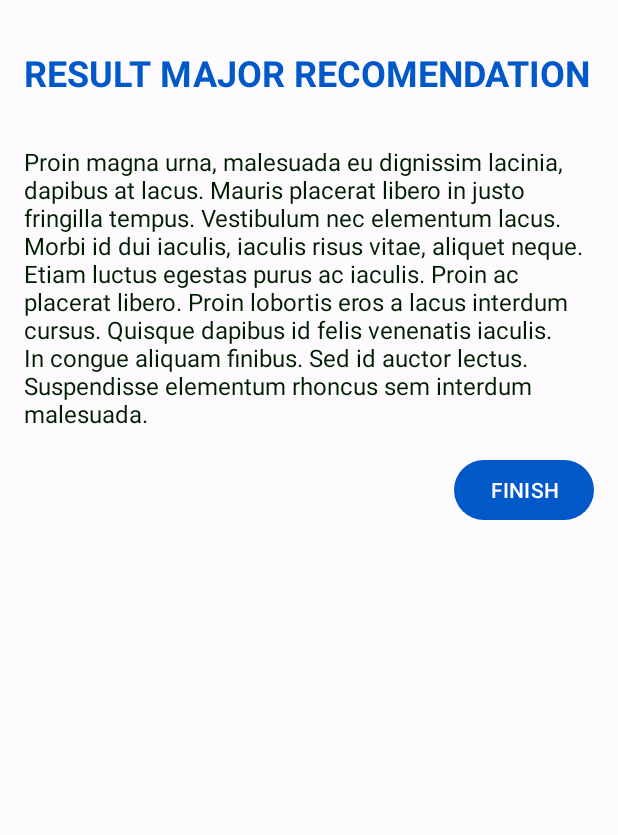
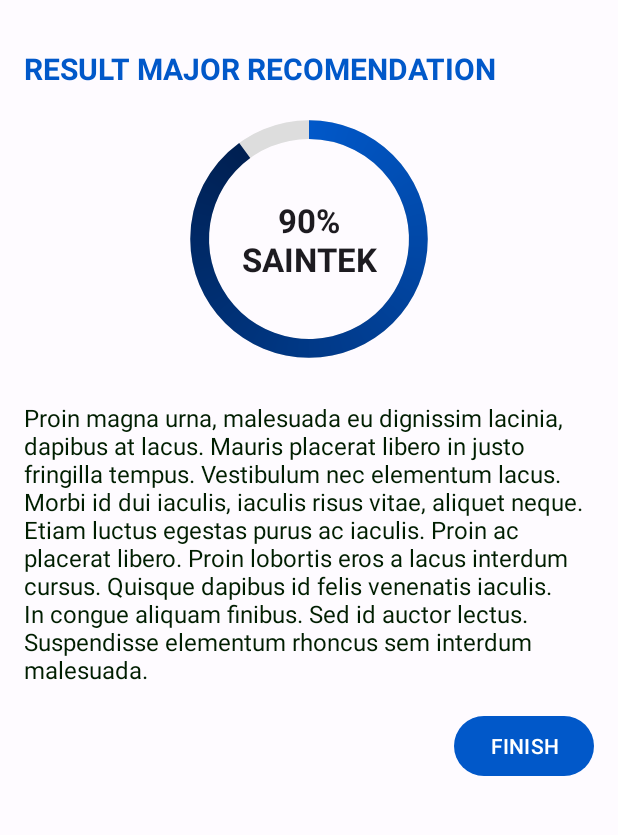
Before and after one commit to deress/VisitCampus, an Android app: the ResultMajorRecomendationActivity screen opened directly, with no data from a screen before it, on a phone screen of 412 x 824 dp, the part 96-931 px from its top. Run offline under Robolectric (Android 15) with nearby library versions, the phone set to English and light mode, and no system bars.

Commit message:
Add layout for major recomendation and result major recomendation

```diff
--- a/app/src/main/java/com/dicoding/visitcampus/ui/home/HomeFragment.kt
+++ b/app/src/main/java/com/dicoding/visitcampus/ui/home/HomeFragment.kt
@@ -33,6 +33,7 @@ class HomeFragment : Fragment() {
             activity?.let{
                 val intent = Intent (it, MajorRecomendationActivity::class.java)
                 it.startActivity(intent)
+                it.overridePendingTransition(R.anim.slide_in_right, R.anim.slide_out_left)
             }
         }
     }
--- a/app/src/main/java/com/dicoding/visitcampus/ui/major/MajorRecomendationActivity.kt
+++ b/app/src/main/java/com/dicoding/visitcampus/ui/major/MajorRecomendationActivity.kt
@@ -1,10 +1,17 @@
 package com.dicoding.visitcampus.ui.major
 
+import android.animation.AnimatorSet
+import android.animation.ObjectAnimator
+import android.app.ProgressDialog
 import android.content.Intent
 import androidx.appcompat.app.AppCompatActivity
 import android.os.Bundle
+import android.os.Handler
+import android.view.View
+import com.dicoding.visitcampus.R
 import com.dicoding.visitcampus.databinding.ActivityMajorRecomendationBinding
 import com.google.android.material.appbar.MaterialToolbar
+import java.util.Timer
 
 class MajorRecomendationActivity : AppCompatActivity() {
     private lateinit var binding: ActivityMajorRecomendationBinding
@@ -18,10 +25,38 @@ class MajorRecomendationActivity : AppCompatActivity() {
         supportActionBar?.apply {
             setDisplayShowTitleEnabled(false)
         }
+        val progressDialog = ProgressDialog(this@MajorRecomendationActivity)
 
         binding.btnCheckRecomendation.setOnClickListener {
-            val intent = Intent(this, ResultMajorRecomendationActivity::class.java)
-            startActivity(intent)
+            progressDialog.setTitle("Checking")
+            progressDialog.setMessage("The system is working, please wait...")
+            progressDialog.show()
+            Handler().postDelayed({
+                progressDialog.hide()
+                val intent = Intent(this, ResultMajorRecomendationActivity::class.java)
+                startActivity(intent)
+                this@MajorRecomendationActivity.overridePendingTransition(R.anim.slide_in_right, R.anim.slide_out_left)
+            }, 5000)
+        }
+
+        playAnimation()
+    }
+
+    private fun playAnimation() {
+        val tvMajorRecomendation = ObjectAnimator.ofFloat(binding.tvMajorRecomendation, View.ALPHA, 1f).setDuration(500)
+        val tvText1 = ObjectAnimator.ofFloat(binding.tvText1, View.ALPHA, 1f).setDuration(500)
+        val tvText2 = ObjectAnimator.ofFloat(binding.tvText2, View.ALPHA, 1f).setDuration(500)
+        val etMessageBox = ObjectAnimator.ofFloat(binding.etMessageBox, View.ALPHA, 1f).setDuration(500)
+        val btnCheckRecomendation = ObjectAnimator.ofFloat(binding.btnCheckRecomendation, View.ALPHA, 1f).setDuration(500)
+
+        AnimatorSet().apply {
+            playSequentially(tvMajorRecomendation, tvText1, tvText2, etMessageBox, btnCheckRecomendation)
+            start()
         }
     }
+
+    override fun onBackPressed() {
+        super.onBackPressed()
+        this@MajorRecomendationActivity.overridePendingTransition(R.anim.slide_in_left, R.anim.slide_out_right)
+    }
 }
--- a/app/src/main/java/com/dicoding/visitcampus/ui/major/ResultMajorRecomendationActivity.kt
+++ b/app/src/main/java/com/dicoding/visitcampus/ui/major/ResultMajorRecomendationActivity.kt
@@ -1,12 +1,51 @@
 package com.dicoding.visitcampus.ui.major
 
+import android.animation.AnimatorSet
+import android.animation.ObjectAnimator
+import android.app.ProgressDialog
+import android.content.Intent
 import androidx.appcompat.app.AppCompatActivity
 import android.os.Bundle
+import android.view.View
+import androidx.fragment.app.Fragment
 import com.dicoding.visitcampus.R
+import com.dicoding.visitcampus.databinding.ActivityResultMajorRecomendationBinding
+import com.dicoding.visitcampus.databinding.FragmentHomeBinding
+import com.dicoding.visitcampus.ui.home.HomeFragment
+import com.dicoding.visitcampus.ui.main.MainActivity
+import com.dicoding.visitcampus.ui.university.UniversitiesFragment
 
 class ResultMajorRecomendationActivity : AppCompatActivity() {
+    private lateinit var binding: ActivityResultMajorRecomendationBinding
     override fun onCreate(savedInstanceState: Bundle?) {
         super.onCreate(savedInstanceState)
-        setContentView(R.layout.activity_result_major_recomendation)
+        binding = ActivityResultMajorRecomendationBinding.inflate(layoutInflater)
+        setContentView(binding.root)
+
+        binding.btnFinish.setOnClickListener {
+            val intent = Intent(this, MainActivity::class.java)
+            startActivity(intent)
+            this@ResultMajorRecomendationActivity.overridePendingTransition(R.anim.slide_in_right, R.anim.slide_out_left)
+        }
+
+        playAnimation()
+    }
+
+    private fun playAnimation() {
+        val tvTitle = ObjectAnimator.ofFloat(binding.tvTitle, View.ALPHA, 1f).setDuration(500)
+        val percentageBar = ObjectAnimator.ofFloat(binding.percentageBar, View.ALPHA, 1f).setDuration(500)
+        val tvProgress = ObjectAnimator.ofFloat(binding.tvProgress, View.ALPHA, 1f).setDuration(500)
+        val tvResult = ObjectAnimator.ofFloat(binding.tvResult, View.ALPHA, 1f).setDuration(500)
+        val btnFinish = ObjectAnimator.ofFloat(binding.btnFinish, View.ALPHA, 1f).setDuration(500)
+
+        AnimatorSet().apply {
+            playSequentially(tvTitle,percentageBar, tvProgress, tvResult, btnFinish)
+            start()
+        }
+    }
+
+    override fun onBackPressed() {
+        super.onBackPressed()
+        this@ResultMajorRecomendationActivity.overridePendingTransition(R.anim.slide_in_left, R.anim.slide_out_right)
     }
 }
--- /dev/null
+++ b/app/src/main/res/drawable/circle_percentage_bar.xml
@@ -0,0 +1,26 @@
+<?xml version="1.0" encoding="utf-8"?>
+<layer-list xmlns:android="http://schemas.android.com/apk/res/android">
+    <item>
+        <shape
+            android:shape="ring"
+            android:thicknessRatio="16"
+            android:useLevel="false">
+            <solid android:color="#DDD"/>
+        </shape>
+    </item>
+    <item>
+        <rotate
+            android:fromDegrees="270"
+            android:toDegrees="270">
+            <shape
+                android:shape="ring"
+                android:thicknessRatio="16"
+                android:useLevel="true">
+                <gradient
+                    android:startColor="@color/md_theme_light_primary"
+                    android:endColor="@color/md_theme_light_onPrimaryContainer"
+                    android:type="sweep"/>
+            </shape>
+        </rotate>
+    </item>
+</layer-list>
--- a/app/src/main/res/drawable/ic_backspace_24.xml
+++ b/app/src/main/res/drawable/ic_backspace_24.xml
@@ -1,5 +1,5 @@
 <vector android:autoMirrored="true" android:height="24dp"
     android:tint="#000000" android:viewportHeight="24"
     android:viewportWidth="24" android:width="24dp" xmlns:android="http://schemas.android.com/apk/res/android">
-    <path android:fillColor="@android:color/white" android:pathData="M21,11H6.83l3.58,-3.59L9,6l-6,6 6,6 1.41,-1.41L6.83,13H21z"/>
+    <path android:fillColor="@android:color/holo_red_dark" android:pathData="M21,11H6.83l3.58,-3.59L9,6l-6,6 6,6 1.41,-1.41L6.83,13H21z"/>
 </vector>
--- a/app/src/main/res/layout/activity_major_recomendation.xml
+++ b/app/src/main/res/layout/activity_major_recomendation.xml
@@ -53,8 +53,10 @@
         android:layout_marginEnd="16dp"
         android:text="MAJOR RECOMENDATION"
         android:textColor="@color/md_theme_light_primary"
-        android:textSize="24sp"
+        android:textSize="22sp"
         android:textStyle="bold"
+        android:alpha="0"
+        tools:alpha="1"
         app:layout_constraintEnd_toEndOf="parent"
         app:layout_constraintStart_toStartOf="parent"
         app:layout_constraintTop_toTopOf="@+id/appBarLayout" />
@@ -69,6 +71,8 @@
         android:text="Types of cuisines  you most interested in?"
         android:textColor="#001E00"
         android:textSize="32sp"
+        android:alpha="0"
+        tools:alpha="1"
         app:layout_constraintEnd_toEndOf="parent"
         app:layout_constraintStart_toStartOf="@+id/tv_major_recomendation"
         app:layout_constraintTop_toBottomOf="@+id/tv_major_recomendation" />
@@ -83,12 +87,14 @@
         android:text="This will help us curate more recipe experiences for you."
         android:textColor="#354D35"
         android:textSize="16sp"
+        android:alpha="0"
+        tools:alpha="1"
         app:layout_constraintEnd_toEndOf="parent"
         app:layout_constraintStart_toStartOf="@+id/tv_text1"
         app:layout_constraintTop_toBottomOf="@+id/tv_text1" />
 
     <EditText
-        android:id="@+id/editText"
+        android:id="@+id/et_message_box"
         android:layout_width="match_parent"
         android:layout_height="200dp"
         android:layout_marginStart="16dp"
@@ -100,6 +106,8 @@
         android:inputType="text|textMultiLine"
         android:padding="12dp"
         android:textSize="18sp"
+        android:alpha="0"
+        tools:alpha="1"
         app:layout_constraintEnd_toEndOf="@+id/tv_text2"
         app:layout_constraintStart_toStartOf="@+id/tv_text2"
         app:layout_constraintTop_toBottomOf="@+id/tv_text2" />
@@ -111,7 +119,9 @@
         android:layout_marginTop="24dp"
         android:layout_marginEnd="16dp"
         android:text="CHECK"
-        app:layout_constraintEnd_toEndOf="@+id/editText"
-        app:layout_constraintTop_toBottomOf="@+id/editText" />
+        android:alpha="0"
+        tools:alpha="1"
+        app:layout_constraintEnd_toEndOf="@+id/et_message_box"
+        app:layout_constraintTop_toBottomOf="@+id/et_message_box" />
 
 </androidx.constraintlayout.widget.ConstraintLayout>
--- a/app/src/main/res/layout/activity_result_major_recomendation.xml
+++ b/app/src/main/res/layout/activity_result_major_recomendation.xml
@@ -54,8 +54,10 @@
         android:layout_marginEnd="16dp"
         android:text="RESULT MAJOR RECOMENDATION"
         android:textColor="@color/md_theme_light_primary"
-        android:textSize="24sp"
+        android:textSize="20sp"
         android:textStyle="bold"
+        android:alpha="0"
+        tools:alpha="1"
         app:layout_constraintEnd_toEndOf="parent"
         app:layout_constraintStart_toStartOf="parent"
         app:layout_constraintTop_toTopOf="@+id/appBarLayout" />
@@ -65,22 +67,54 @@
         android:layout_width="match_parent"
         android:layout_height="wrap_content"
         android:layout_marginStart="16dp"
-        android:layout_marginTop="32dp"
+        android:layout_marginTop="8dp"
         android:layout_marginEnd="16dp"
         android:text="Proin magna urna, malesuada eu dignissim lacinia, dapibus at lacus. Mauris placerat libero in justo fringilla tempus. Vestibulum nec elementum lacus. Morbi id dui iaculis, iaculis risus vitae, aliquet neque. Etiam luctus egestas purus ac iaculis. Proin ac placerat libero. Proin lobortis eros a lacus interdum cursus. Quisque dapibus id felis venenatis iaculis. In congue aliquam finibus. Sed id auctor lectus. Suspendisse elementum rhoncus sem interdum malesuada."
         android:textColor="#001E00"
         android:textSize="16sp"
+        android:alpha="0"
+        tools:alpha="1"
+        app:layout_constraintEnd_toEndOf="@+id/tv_title"
+        app:layout_constraintStart_toStartOf="@+id/tv_title"
+        app:layout_constraintTop_toBottomOf="@+id/percentage_bar" />
+
+
+    <ProgressBar
+        android:id="@+id/percentage_bar"
+        android:layout_width="200dp"
+        android:layout_height="200dp"
+        android:indeterminateOnly="false"
+        android:progress="90"
+        android:progressDrawable="@drawable/circle_percentage_bar"
+        android:alpha="0"
+        tools:alpha="1"
         app:layout_constraintEnd_toEndOf="@+id/tv_title"
         app:layout_constraintStart_toStartOf="@+id/tv_title"
         app:layout_constraintTop_toBottomOf="@+id/tv_title" />
 
+    <TextView
+        android:id="@+id/tv_progress"
+        android:layout_width="wrap_content"
+        android:layout_height="wrap_content"
+        android:text="90%\nSAINTEK"
+        android:textStyle="bold"
+        android:textAlignment="center"
+        android:textAppearance="@style/TextAppearance.AppCompat.Large"
+        android:alpha="0"
+        tools:alpha="1"
+        app:layout_constraintBottom_toBottomOf="@+id/percentage_bar"
+        app:layout_constraintEnd_toEndOf="@+id/percentage_bar"
+        app:layout_constraintStart_toStartOf="@+id/percentage_bar"
+        app:layout_constraintTop_toTopOf="@id/percentage_bar" />
 
     <Button
-        android:id="@+id/btn_check_recomendation"
+        android:id="@+id/btn_finish"
         android:layout_width="wrap_content"
         android:layout_height="wrap_content"
         android:layout_marginTop="16dp"
         android:text="FINISH"
+        android:alpha="0"
+        tools:alpha="1"
         app:layout_constraintEnd_toEndOf="@+id/tv_result"
         app:layout_constraintTop_toBottomOf="@+id/tv_result" />
 
```
Also changed, not shown: app/src/main/res/anim/slide_in_left.xml (added, +8 -0 lines), app/src/main/res/anim/slide_in_right.xml (added, +8 -0 lines), app/src/main/res/anim/slide_out_left.xml (added, +8 -0 lines), app/src/main/res/anim/slide_out_right.xml (added, +8 -0 lines).
